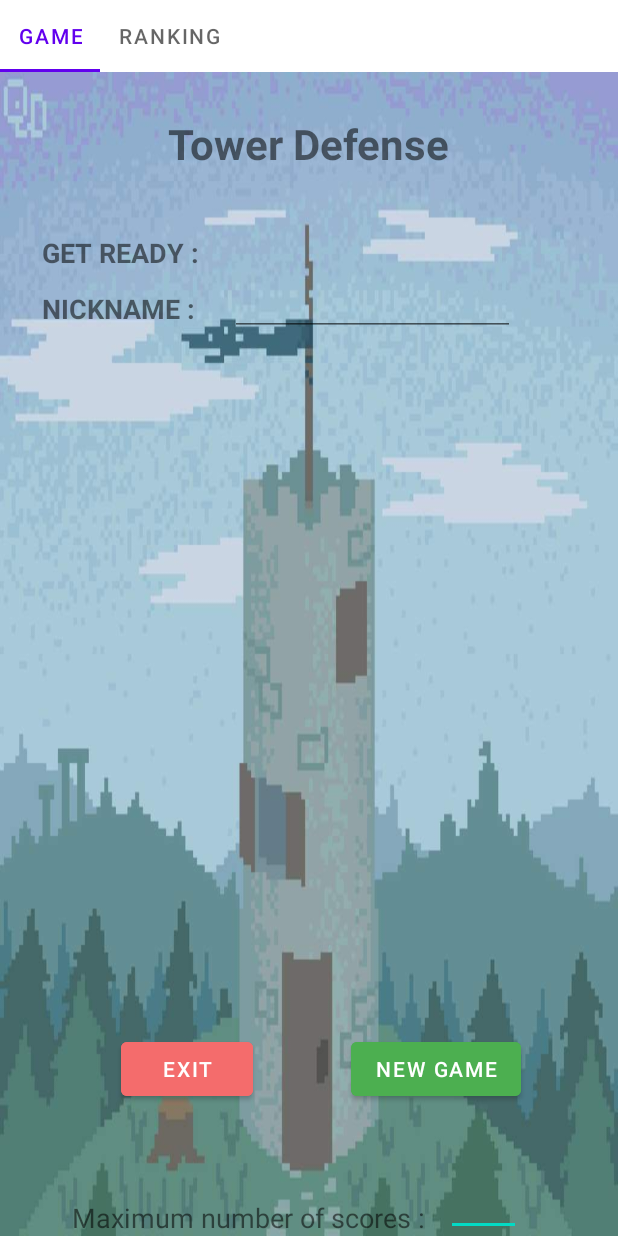
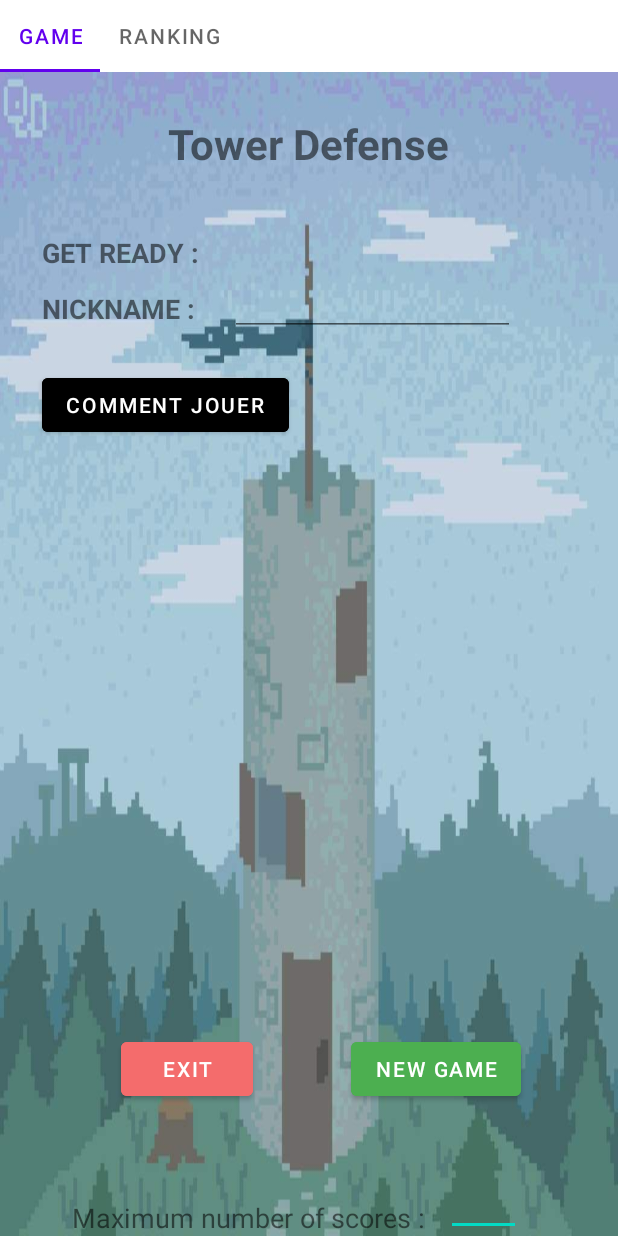
Before and after one commit to UgoWithoutH/AndroidTowerDefense, an Android app: the screen it shows after launch (MainActivity), on a phone screen of 412 x 824 dp. Run offline under Robolectric (Android 15) with nearby library versions, the phone set to English and light mode, and no system bars.

Commit message:
[CODE] Ajout vue Option + ajout vue landscape pour le menu

```diff
--- a/code/app/src/main/AndroidManifest.xml
+++ b/code/app/src/main/AndroidManifest.xml
@@ -19,6 +19,9 @@
         </activity>
         <activity android:name=".modelandroid.GameActivity"
             android:screenOrientation="landscape"/>
+
+        <activity android:name=".modelandroid.OptionActivity"
+            android:parentActivityName=".modelandroid.MainActivity"></activity>
     </application>
 
 </manifest>
--- a/code/app/src/main/java/com/androidtowerdefense/modelandroid/GameActivity.java
+++ b/code/app/src/main/java/com/androidtowerdefense/modelandroid/GameActivity.java
@@ -151,11 +151,11 @@ public class GameActivity extends AppCompatActivity{
     public void speed(View view) {
         Loop boucle = gameManager.getLoop();
         if (!gameManager.getGame().isSpeed()) {
-            speedButton.setText(getString(R.string.x1));
+            speedButton.setText(getString(R.string.x2));
             gameManager.getGame().setSpeed(true);
             boucle.setMillis(boucle.getMillis() / 2);
         } else {
-            speedButton.setText(getString(R.string.x2));
+            speedButton.setText(getString(R.string.x1));
             gameManager.getGame().setSpeed(false);
             boucle.setMillis(boucle.getMillis() * 2);
         }
--- /dev/null
+++ b/code/app/src/main/res/layout-land/game_menu.xml
@@ -0,0 +1,85 @@
+<?xml version="1.0" encoding="utf-8"?>
+<androidx.constraintlayout.widget.ConstraintLayout xmlns:android="http://schemas.android.com/apk/res/android"
+    xmlns:app="http://schemas.android.com/apk/res-auto"
+    xmlns:tools="http://schemas.android.com/tools"
+    android:layout_width="match_parent"
+    android:layout_height="match_parent"
+    android:background="@drawable/background_menu">
+
+    <TextView
+        android:id="@+id/textView2"
+        android:layout_width="wrap_content"
+        android:layout_height="wrap_content"
+        android:text="Tower Defense"
+        android:textSize="35dp"
+        android:textStyle="bold"
+        app:layout_constraintBottom_toTopOf="@+id/textView"
+        app:layout_constraintEnd_toEndOf="parent"
+        app:layout_constraintStart_toStartOf="parent"
+        app:layout_constraintTop_toTopOf="parent"
+        app:layout_constraintVertical_bias="0.458"></TextView>
+
+    <TextView
+        android:id="@+id/textView"
+        android:layout_width="wrap_content"
+        android:layout_height="wrap_content"
+        android:text="GET READY :"
+        android:textSize="35dp"
+        app:layout_constraintBottom_toBottomOf="parent"
+        app:layout_constraintEnd_toEndOf="@+id/textView2"
+        app:layout_constraintStart_toStartOf="@+id/textView2"
+        app:layout_constraintTop_toTopOf="parent"></TextView>
+
+
+    <TextView
+        android:id="@+id/textView3"
+        android:layout_width="wrap_content"
+        android:layout_height="wrap_content"
+        android:layout_marginStart="180dp"
+        android:layout_marginLeft="180dp"
+        android:text="Nickname "
+        android:textSize="27dp"
+        app:layout_constraintBottom_toBottomOf="parent"
+        app:layout_constraintStart_toStartOf="parent"
+        app:layout_constraintTop_toBottomOf="@+id/textView"
+        app:layout_constraintVertical_bias="0.285"></TextView>
+
+    <EditText
+        android:id="@+id/pseudonyme"
+        android:layout_width="190dp"
+        android:layout_height="31dp"
+        android:ems="10"
+        app:layout_constraintBottom_toBottomOf="@+id/textView3"
+        app:layout_constraintEnd_toEndOf="parent"
+        app:layout_constraintHorizontal_bias="0.287"
+        app:layout_constraintStart_toEndOf="@+id/textView3"
+        app:layout_constraintTop_toTopOf="@+id/textView3"
+        app:layout_constraintVertical_bias="1.0" />
+
+    <Button
+        android:id="@+id/button"
+        android:layout_width="wrap_content"
+        android:layout_height="wrap_content"
+        android:backgroundTint="@color/green"
+        android:onClick="newGame"
+        android:text="@string/newGame"
+        app:layout_constraintBottom_toBottomOf="@+id/button2"
+        app:layout_constraintEnd_toEndOf="@+id/pseudonyme"
+        app:layout_constraintHorizontal_bias="1.0"
+        app:layout_constraintStart_toEndOf="@+id/button2"
+        app:layout_constraintTop_toTopOf="@+id/button2"
+        app:layout_constraintVertical_bias="0.0" />
+
+    <Button
+        android:id="@+id/button2"
+        android:layout_width="wrap_content"
+        android:layout_height="wrap_content"
+        android:backgroundTint="@color/red"
+        android:onClick="quitterApplication"
+        android:text="@string/exit"
+        app:layout_constraintBottom_toBottomOf="parent"
+        app:layout_constraintStart_toStartOf="@+id/textView3"
+        app:layout_constraintTop_toBottomOf="@+id/textView3" />
+
+
+</androidx.constraintlayout.widget.ConstraintLayout>
--- a/code/app/src/main/res/layout/game_menu.xml
+++ b/code/app/src/main/res/layout/game_menu.xml
@@ -1,6 +1,7 @@
 <?xml version="1.0" encoding="utf-8"?>
 <androidx.constraintlayout.widget.ConstraintLayout xmlns:android="http://schemas.android.com/apk/res/android"
     xmlns:app="http://schemas.android.com/apk/res-auto"
+    xmlns:tools="http://schemas.android.com/tools"
     android:layout_width="match_parent"
     android:layout_height="match_parent"
     android:background="@drawable/background_menu">
@@ -64,7 +65,7 @@
         android:layout_width="wrap_content"
         android:layout_height="wrap_content"
         android:backgroundTint="@color/green"
-        android:onClick="newGame"
+        android:onClick="NewGame"
         android:text="@string/newGame"
         app:layout_constraintBottom_toBottomOf="parent"
         app:layout_constraintEnd_toEndOf="parent"
@@ -75,6 +76,21 @@
     <!-- Je pense c'est pas le bon composant c'était juste pour donner une idée
 de comment ca serait mis en place en mode portrait
 -->
+
+    <Button
+        android:layout_width="wrap_content"
+        android:layout_height="wrap_content"
+        android:layout_marginTop="28dp"
+        android:backgroundTint="@color/black"
+        android:text="@string/tuto"
+        android:onClick="VueOption"
+        app:layout_constraintBottom_toTopOf="@+id/button2"
+        app:layout_constraintEnd_toEndOf="parent"
+        app:layout_constraintHorizontal_bias="0.113"
+        app:layout_constraintStart_toStartOf="parent"
+        app:layout_constraintTop_toBottomOf="@+id/nickname"
+        app:layout_constraintVertical_bias="0.0"></Button>
+
     <Button
         android:id="@+id/button2"
         android:layout_width="wrap_content"
```
Also changed, not shown: code/app/src/main/java/com/androidtowerdefense/modelandroid/MainActivity.java (+6 -2 lines), code/app/src/main/java/com/androidtowerdefense/modelandroid/OptionActivity.java (added, +26 -0 lines), code/app/src/main/res/layout/game_tuto.xml (added, +117 -0 lines), code/app/src/main/res/values/strings.xml (+14 -0 lines).
